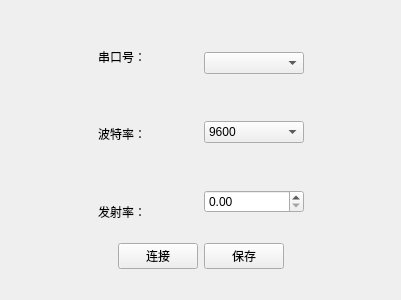
Before: the Qt Designer form portconnect.ui in Mr-tang0/Infrared_temperature_detection_module, drawn with Qt 5.
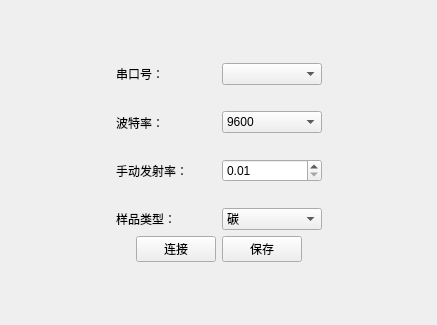
After: the same form once the commit is applied.

```diff
--- a/portconnect.ui
+++ b/portconnect.ui
@@ -6,8 +6,8 @@
    <rect>
     <x>0</x>
     <y>0</y>
-    <width>401</width>
-    <height>300</height>
+    <width>437</width>
+    <height>325</height>
    </rect>
   </property>
   <property name="windowTitle">
@@ -15,13 +15,26 @@
   </property>
   <layout class="QGridLayout" name="gridLayout">
    <item row="0" column="1">
-    <spacer name="horizontalSpacer_6">
+    <spacer name="verticalSpacer_3">
+     <property name="orientation">
+      <enum>Qt::Vertical</enum>
+     </property>
+     <property name="sizeHint" stdset="0">
+      <size>
+       <width>20</width>
+       <height>0</height>
+      </size>
+     </property>
+    </spacer>
+   </item>
+   <item row="1" column="0">
+    <spacer name="horizontalSpacer_9">
      <property name="orientation">
       <enum>Qt::Horizontal</enum>
      </property>
      <property name="sizeHint" stdset="0">
       <size>
-       <width>245</width>
+       <width>51</width>
        <height>20</height>
       </size>
      </property>
@@ -45,8 +58,6 @@
         </spacer>
        </item>
        <item>
-        <layout class="QHBoxLayout" name="horizontalLayout">
-         <item>
           <layout class="QVBoxLayout" name="verticalLayout_2">
            <item>
             <widget class="QLabel" name="label">
@@ -91,7 +102,27 @@
            <item>
             <widget class="QLabel" name="label_3">
              <property name="text">
-              <string>发射率：</string>
+            <string>手动发射率：</string>
+           </property>
+          </widget>
+         </item>
+         <item>
+          <spacer name="horizontalSpacer_11">
+           <property name="orientation">
+            <enum>Qt::Horizontal</enum>
+           </property>
+           <property name="sizeHint" stdset="0">
+            <size>
+             <width>40</width>
+             <height>20</height>
+            </size>
+           </property>
+          </spacer>
+         </item>
+         <item>
+          <widget class="QLabel" name="label_4">
+           <property name="text">
+            <string>样品类型：</string>
              </property>
             </widget>
            </item>
@@ -139,12 +170,78 @@
            </item>
            <item>
             <widget class="QDoubleSpinBox" name="emissrate">
+           <property name="minimum">
+            <double>0.010000000000000</double>
+           </property>
              <property name="maximum">
-              <double>9999.000000000000000</double>
-             </property>
-            </widget>
-           </item>
-          </layout>
+            <double>0.990000000000000</double>
+           </property>
+           <property name="singleStep">
+            <double>0.100000000000000</double>
+           </property>
+          </widget>
+         </item>
+         <item>
+          <spacer name="horizontalSpacer_12">
+           <property name="orientation">
+            <enum>Qt::Horizontal</enum>
+           </property>
+           <property name="sizeHint" stdset="0">
+            <size>
+             <width>40</width>
+             <height>20</height>
+            </size>
+           </property>
+          </spacer>
+         </item>
+         <item>
+          <widget class="QComboBox" name="comboBox">
+           <item>
+            <property name="text">
+             <string>碳</string>
+            </property>
+           </item>
+           <item>
+            <property name="text">
+             <string>钨（光洁）</string>
+            </property>
+           </item>
+           <item>
+            <property name="text">
+             <string>钨（不光洁）</string>
+            </property>
+           </item>
+           <item>
+            <property name="text">
+             <string>氧化的钨</string>
+            </property>
+           </item>
+           <item>
+            <property name="text">
+             <string>铬（光洁）</string>
+            </property>
+           </item>
+           <item>
+            <property name="text">
+             <string>铬（不光洁）</string>
+            </property>
+           </item>
+           <item>
+            <property name="text">
+             <string>石墨</string>
+            </property>
+           </item>
+           <item>
+            <property name="text">
+             <string>钴（光洁）</string>
+            </property>
+           </item>
+           <item>
+            <property name="text">
+             <string>钴（不光洁）</string>
+            </property>
+           </item>
+          </widget>
          </item>
         </layout>
        </item>
@@ -164,7 +261,7 @@
       </layout>
      </item>
      <item>
-      <layout class="QHBoxLayout" name="horizontalLayout_3">
+      <layout class="QHBoxLayout" name="horizontalLayout">
        <item>
         <spacer name="horizontalSpacer_7">
          <property name="orientation">
@@ -238,12 +335,12 @@
    <item row="2" column="1">
     <spacer name="horizontalSpacer_5">
      <property name="orientation">
-      <enum>Qt::Horizontal</enum>
+      <enum>Qt::Vertical</enum>
      </property>
      <property name="sizeHint" stdset="0">
       <size>
-       <width>245</width>
-       <height>20</height>
+       <width>20</width>
+       <height>0</height>
       </size>
      </property>
     </spacer>
```
Left out of the diff: 15 changed lines with no effect on the pictures. Lines whose indentation alone changed are shown as unchanged.
